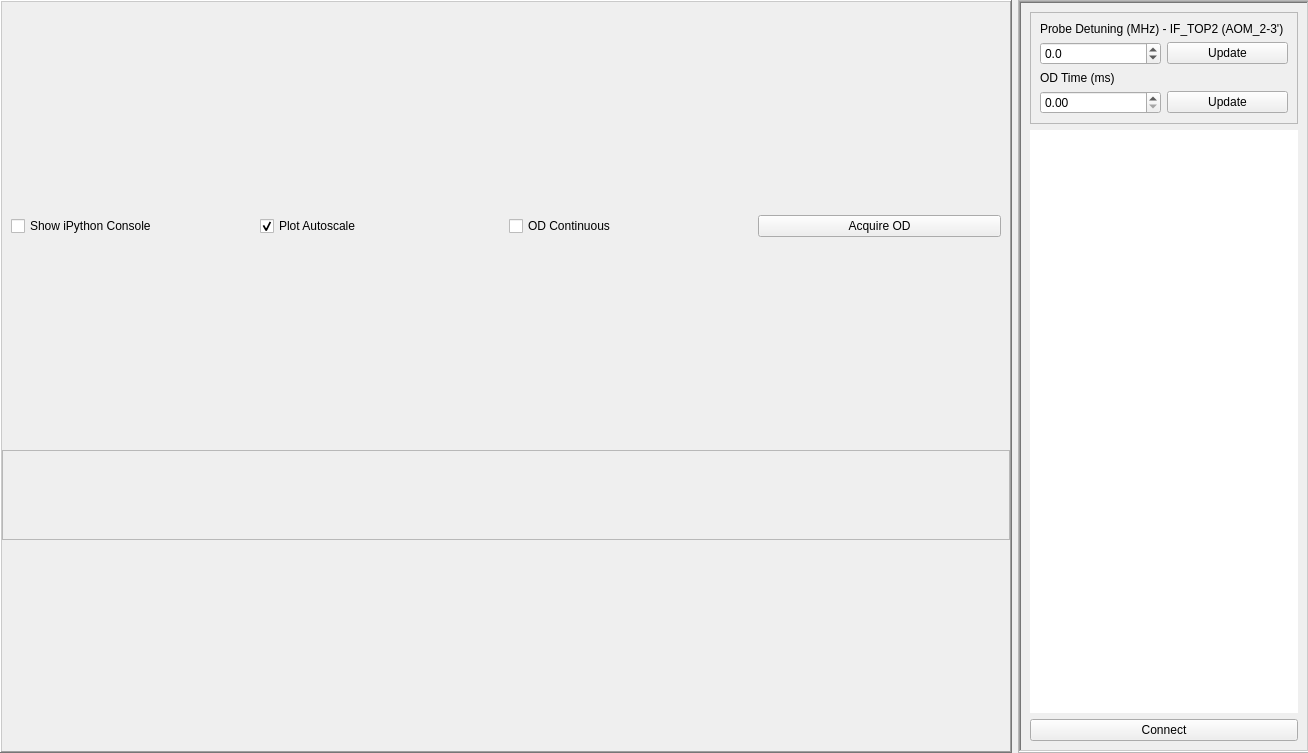
Above: widgets/od/gui.ui from JeremyQO/GUI-Experiment before the change. Below: the same form after it.
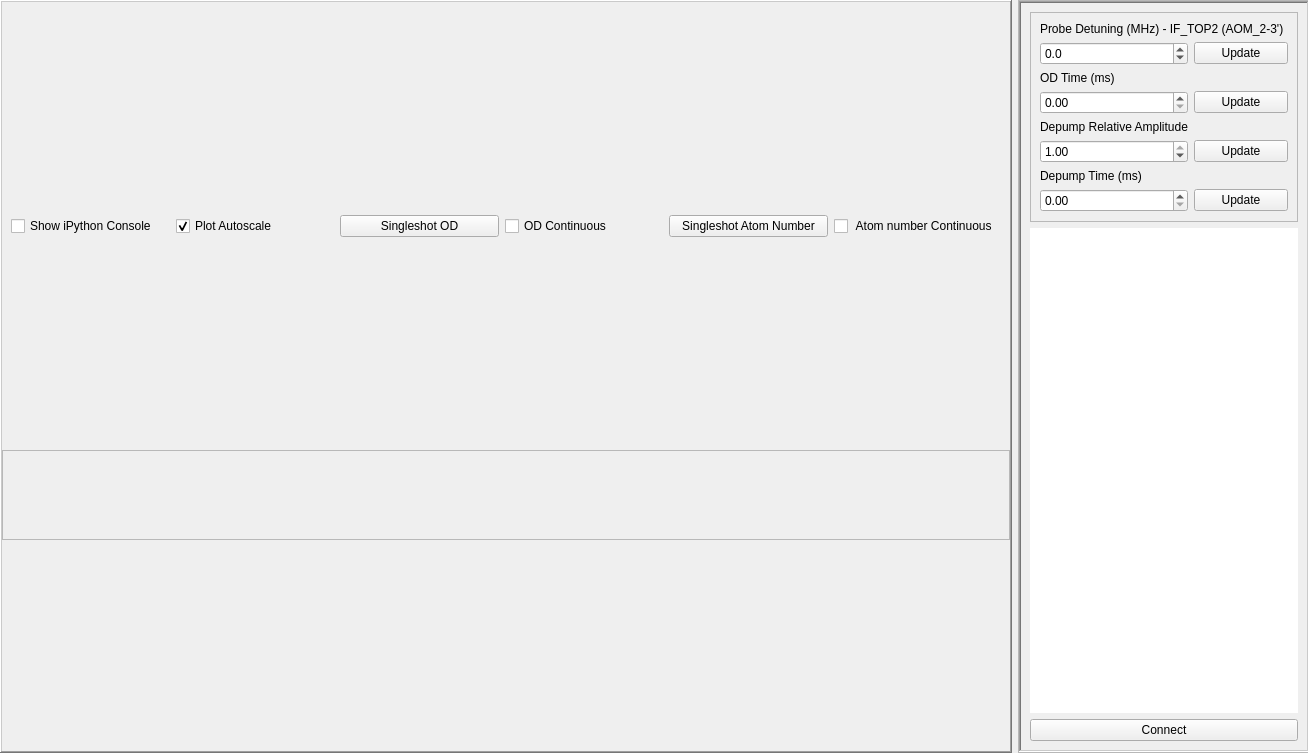
That is the form after the change.

What changed in the file:
```diff
--- a/widgets/od/gui.ui
+++ b/widgets/od/gui.ui
@@ -95,7 +95,14 @@
           </widget>
          </item>
          <item>
-          <widget class="QCheckBox" name="checkBox_ARM">
+          <widget class="QPushButton" name="pushButton_singleshot_OD">
+           <property name="text">
+            <string>Singleshot OD</string>
+           </property>
+          </widget>
+         </item>
+         <item>
+          <widget class="QCheckBox" name="checkBox_OD_continuous">
            <property name="enabled">
             <bool>true</bool>
            </property>
@@ -107,7 +114,14 @@
          <item>
           <widget class="QPushButton" name="pushButton_acquire_OD">
            <property name="text">
-            <string>Acquire OD</string>
+            <string>Singleshot Atom Number</string>
+           </property>
+          </widget>
+         </item>
+         <item>
+          <widget class="QCheckBox" name="checkBox_Nat_continuous">
+           <property name="text">
+            <string> Atom number Continuous </string>
            </property>
           </widget>
          </item>
@@ -216,6 +230,13 @@
             <enum>QFrame::Raised</enum>
            </property>
            <layout class="QGridLayout" name="gridLayout">
+            <item row="6" column="1">
+             <widget class="QLabel" name="label_4">
+              <property name="text">
+               <string>Depump Time (ms)</string>
+              </property>
+             </widget>
+            </item>
             <item row="3" column="2">
              <widget class="QPushButton" name="pushButton_ODtimes">
               <property name="text">
@@ -233,10 +254,17 @@
               </property>
              </widget>
             </item>
-            <item row="1" column="2">
-             <widget class="QPushButton" name="pushButton_update">
+            <item row="4" column="1">
+             <widget class="QLabel" name="label_3">
               <property name="text">
-               <string>Update</string>
+               <string>Depump Relative Amplitude</string>
+              </property>
+             </widget>
+            </item>
+            <item row="2" column="1">
+             <widget class="QLabel" name="label_2">
+              <property name="text">
+               <string>OD Time (ms)</string>
               </property>
              </widget>
             </item>
@@ -253,6 +281,26 @@
               </property>
              </widget>
             </item>
+            <item row="1" column="2">
+             <widget class="QPushButton" name="pushButton_update">
+              <property name="text">
+               <string>Update</string>
+              </property>
+             </widget>
+            </item>
+            <item row="5" column="1">
+             <widget class="QDoubleSpinBox" name="doubleSpinBox_DepumpAmp">
+              <property name="maximum">
+               <double>1.000000000000000</double>
+              </property>
+              <property name="singleStep">
+               <double>0.010000000000000</double>
+              </property>
+              <property name="value">
+               <double>1.000000000000000</double>
+              </property>
+             </widget>
+            </item>
             <item row="0" column="1" colspan="2">
              <widget class="QLabel" name="label">
               <property name="text">
@@ -260,10 +308,27 @@
               </property>
              </widget>
             </item>
-            <item row="2" column="1">
-             <widget class="QLabel" name="label_2">
+            <item row="5" column="2">
+             <widget class="QPushButton" name="pushButton_DepumpAmp">
               <property name="text">
-               <string>OD Time (ms)</string>
+               <string>Update</string>
+              </property>
+             </widget>
+            </item>
+            <item row="7" column="1">
+             <widget class="QDoubleSpinBox" name="doubleSpinBox_NatTime">
+              <property name="maximum">
+               <double>20.000000000000000</double>
+              </property>
+              <property name="singleStep">
+               <double>0.500000000000000</double>
+              </property>
+             </widget>
+            </item>
+            <item row="7" column="2">
+             <widget class="QPushButton" name="pushButton_NatTime">
+              <property name="text">
+               <string>Update</string>
               </property>
              </widget>
             </item>
```
Left out of the diff: 4 changed lines with no effect on the pictures.
